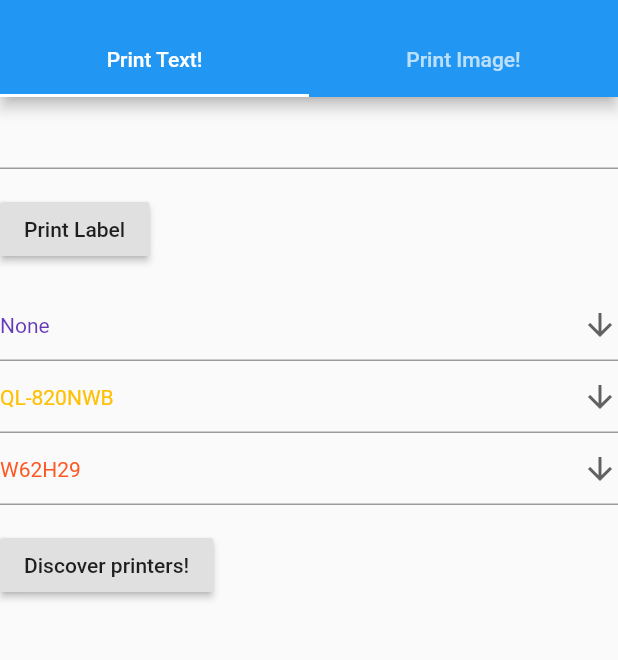
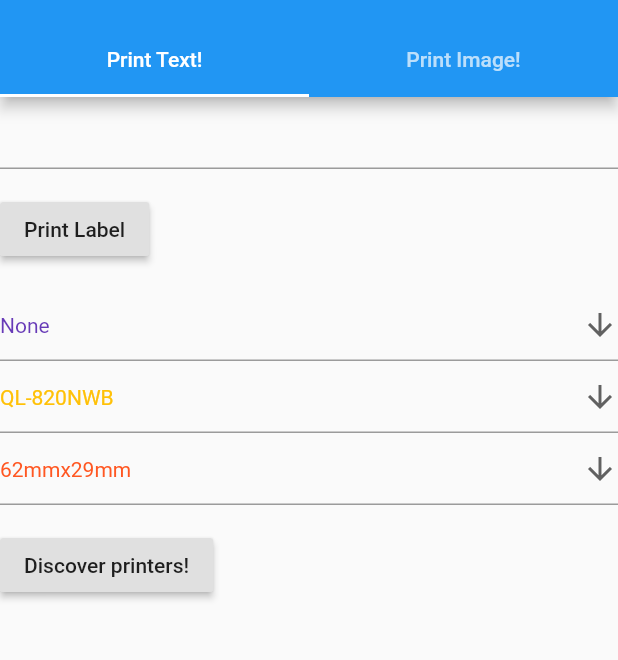
Before and after one commit to ronnyling/labelprinter_test3_05052021, a Flutter app: the screen it shows after launch, on a phone screen of 412 x 824 dp, the part 59-719 px from its top. Run offline on Flutter 3.47's test engine with Material 2 defaults, Android fonts, the phone set to English and light mode, and no system bars; our stand-ins replace image_picker, multicast_dns; missing offline and left inert: ping_discover_network, wifi.

Commit message:
add ql820nwb and edited label for 62mmx29mm

```diff
--- a/lib/main.dart
+++ b/lib/main.dart
@@ -13,7 +13,7 @@ import 'package:multicast_dns/multicast_dns.dart';
 
 // Custom Label Definitions
 var labelData = {
-  "62mm29mm": "62mm29mm",
+  "62mmx29mm": "62mmx29mm",
   "103mmx164mm": "103mmx164mm",
   "62mmx8m": "62mmx8m",
   'RJ2150:Continuous->58mm':
@@ -68,7 +68,7 @@ var discoveredPrinters = new Map();
 File _selectedImage;
 // 6. Label sizes selection
 List<String> labelsizes = [
-  "W62H29",
+  "62mmx29mm",
   "None",
   "103mmx164mm",
   "62mmx8m",
@@ -78,7 +78,7 @@ List<String> labelsizes = [
 // 7. Supported models
 List<String> supportedModels = ["QL-820NWB", "QL-1110NWB", "RJ-2150"];
 // 8. Selected Choices
-var selectedLabel = "W62H29";
+var selectedLabel = "62mmx29mm";
 var selectedModel = "QL-820NWB";
 
 // PRINT TEXT FORM
```
Also changed, not shown: 1 other file.
